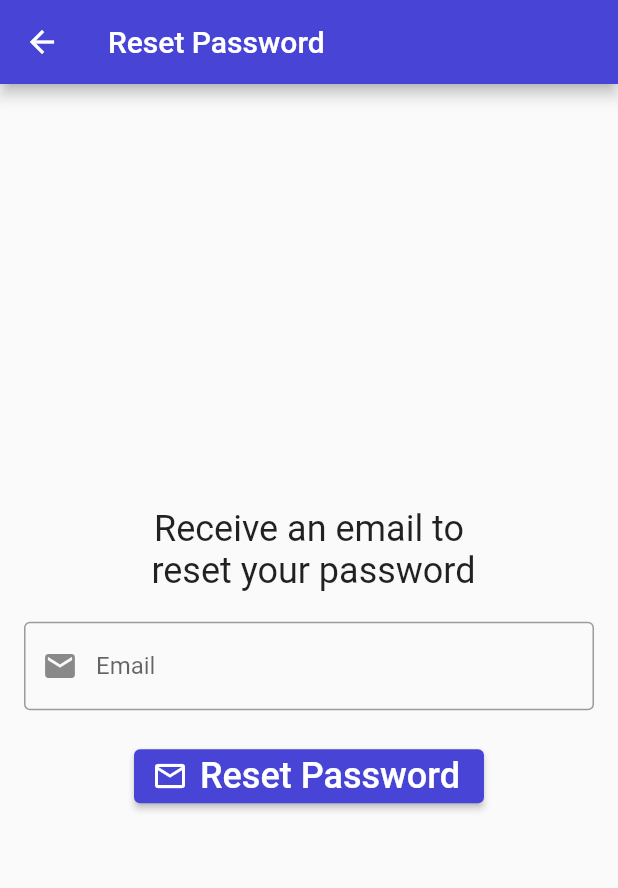
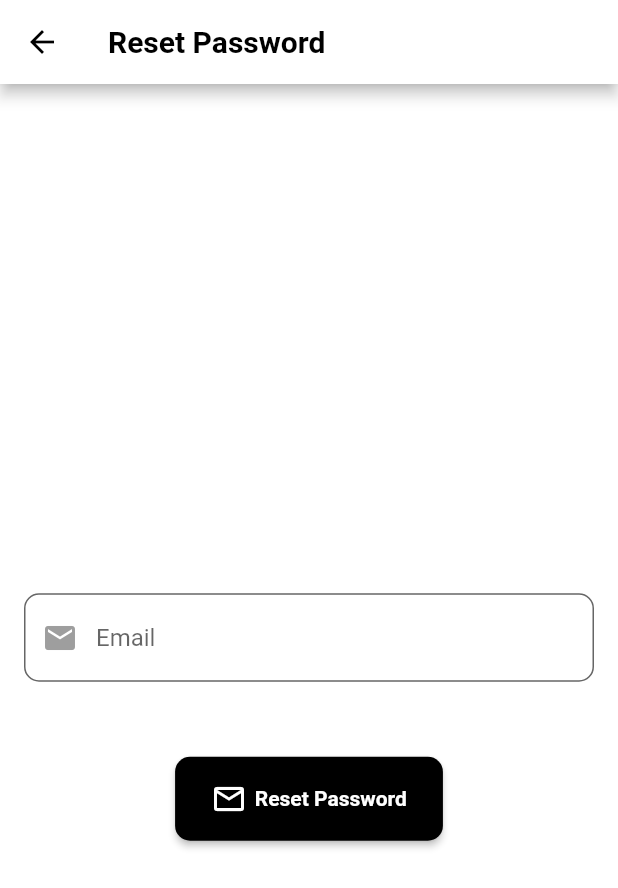
Before and after one commit to joppengeorge/RHYTHMPOD, a Flutter app: the ForgotPassword screen opened directly, on a phone screen of 412 x 824 dp. Shown: the top 888 px of the screen. Run offline on Flutter 3.47's test engine with Material 2 defaults, Android fonts, the light colour scheme and no system bars; our stand-ins replace animated_splash_screen, cloud_firestore, email_validator, file_picker, firebase_auth, firebase_core and 6 more; missing offline and left inert: miniplayer; accounts and stored records are empty.

Commit message:
ui changes

```diff
--- a/lib/home_page.dart
+++ b/lib/home_page.dart
@@ -422,6 +422,7 @@ String formatDuration(Duration duration)
                           physics: const ClampingScrollPhysics(),
                           child: SizedBox(
                               height: MediaQuery.of(context).size.height,
+                              child: SafeArea(
                                 child: Scaffold(
                                     extendBodyBehindAppBar: true,
                                     appBar: AppBar(
@@ -654,7 +655,8 @@ String formatDuration(Duration duration)
                                               ),
                                             ),
                                           ]),
-                                  )))));
+                                    )),
+                              ))));
                 }
               });
         });
--- a/lib/main.dart
+++ b/lib/main.dart
@@ -350,43 +350,106 @@ class _ForgotPasswordState extends State<ForgotPassword> {
   Widget build(BuildContext context) {
     return Scaffold(
       appBar: AppBar(
-        backgroundColor: const Color.fromARGB(255, 71, 68, 214),
-        title: const Text('Reset Password'),
+        backgroundColor: Colors.transparent,
+        flexibleSpace: Container(
+          decoration: const BoxDecoration(
+            gradient: LinearGradient(
+              colors: [
+                Color.fromARGB(255, 255, 255, 255),
+                Color.fromARGB(255, 255, 255, 255),
+              ],
+              begin: Alignment.topCenter,
+              end: Alignment.bottomCenter,
             ),
-      body: Padding(
+          ),
+        ),
+        leading: IconButton(
+          icon: const Icon(Icons.arrow_back, color: Colors.black),
+          onPressed: () {
+            Navigator.of(context).pop();
+          },
+        ),
+        title: const Text(
+          'Reset Password',
+          style: TextStyle(
+            color: Colors.black,
+            fontWeight: FontWeight.bold,
+          ),
+        ),
+      ),
+      body: Container(
+        decoration: const BoxDecoration(
+          gradient: LinearGradient(
+            colors: [
+              Color.fromARGB(255, 255, 255, 255),
+              Color.fromARGB(255, 255, 255, 255),
+            ],
+            begin: Alignment.topCenter,
+            end: Alignment.bottomCenter,
+          ),
+        ),
+        child: Padding(
           padding: const EdgeInsets.all(16),
           child: Form(
             key: formkey,
             child: Column(
               mainAxisAlignment: MainAxisAlignment.center,
               children: [
-              const Text('Receive an email to\n reset your password',
+                const Text(
+                  'Receive an email to\nreset your password',
                   textAlign: TextAlign.center,
-              style: TextStyle(fontSize: 24),
+                  style: TextStyle(
+                    fontSize: 24,
+                    fontWeight: FontWeight.bold,
+                    color: Colors.white,
                   ),
-              const SizedBox(height: 20,),
+                ),
+                const SizedBox(height: 20),
                 TextFormField(
                   controller: emailController,
-                      decoration:  const InputDecoration(
+                  decoration: InputDecoration(
                     hintText: 'Email',
-                        border: OutlineInputBorder(),
-                        prefixIcon: Icon(Icons.email),
+                    border: OutlineInputBorder(
+                      borderRadius: BorderRadius.circular(10.0),
+                    ),
+                    filled: true,
+                    fillColor: Colors.white,
+                    prefixIcon: const Icon(Icons.email, color: Colors.grey),
                   ),
                   autovalidateMode: AutovalidateMode.onUserInteraction,
-                  validator: (email)  =>
-                    email != null && !EmailValidator.validate(email)
-                    ? 'Enter a valid email'
-                    : null,
+                  validator: (email) {
+                    if (email != null && !EmailValidator.validate(email)) {
+                      return 'Enter a valid email';
+                    }
+                    return null;
+                  },
                 ),
-               const SizedBox(height: 20,),
-               ElevatedButton.icon(onPressed: resetPassword,
+                const SizedBox(height: 50),
+                ElevatedButton.icon(
+                  onPressed: resetPassword,
                   icon: const Icon(Icons.email_outlined),
-               label: const Text('Reset Password',style: TextStyle(fontSize: 24),),
-               style: ElevatedButton.styleFrom(backgroundColor: const Color.fromARGB(255, 71, 68, 214))
-               )
-
+                  label: const Text(
+                    'Reset Password',
+                    style: TextStyle(fontSize: 14),
+                  ),
+                  style: ElevatedButton.styleFrom(
+                    backgroundColor: Colors.black,
+                    padding: const EdgeInsets.symmetric(
+                        vertical: 16.0, horizontal: 24.0),
+                    shape: RoundedRectangleBorder(
+                      borderRadius: BorderRadius.circular(10.0),
+                    ),
+                    textStyle: const TextStyle(
+                      fontSize: 24,
+                      fontWeight: FontWeight.bold,
+                    ),
+                    elevation: 2.0,
+                    shadowColor: Colors.black,
+                  ),
+                ),
               ],
-          )
+            ),
+          ),
         ),
       ),
     );
```
Lines whose indentation alone changed are shown as unchanged.
